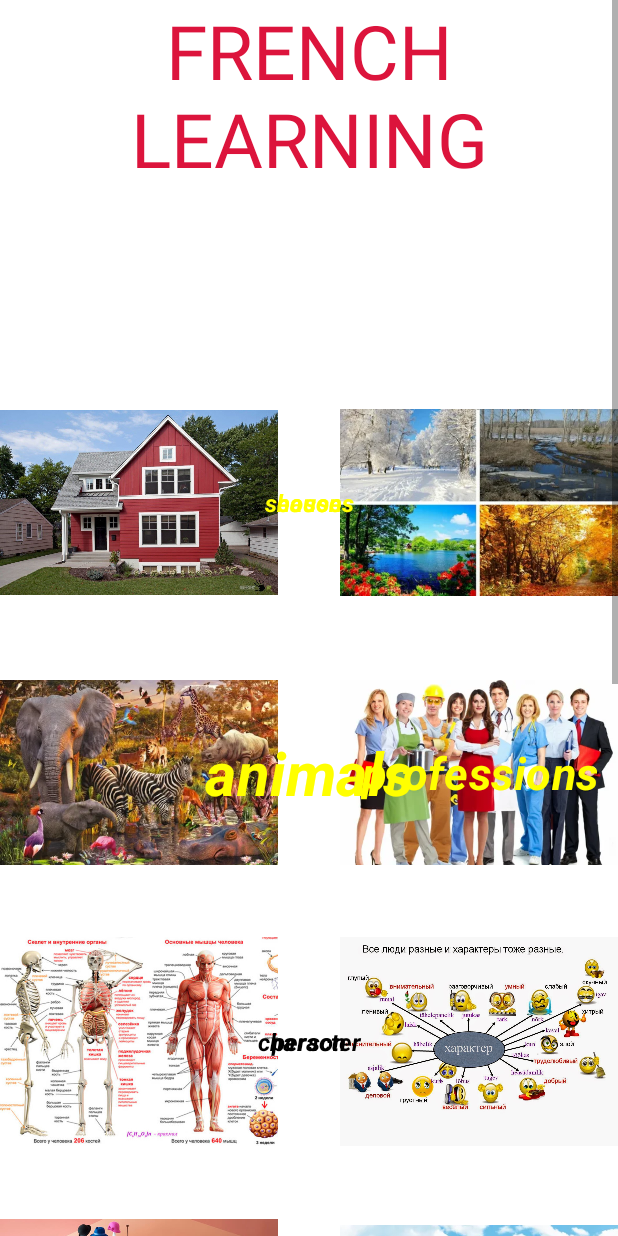
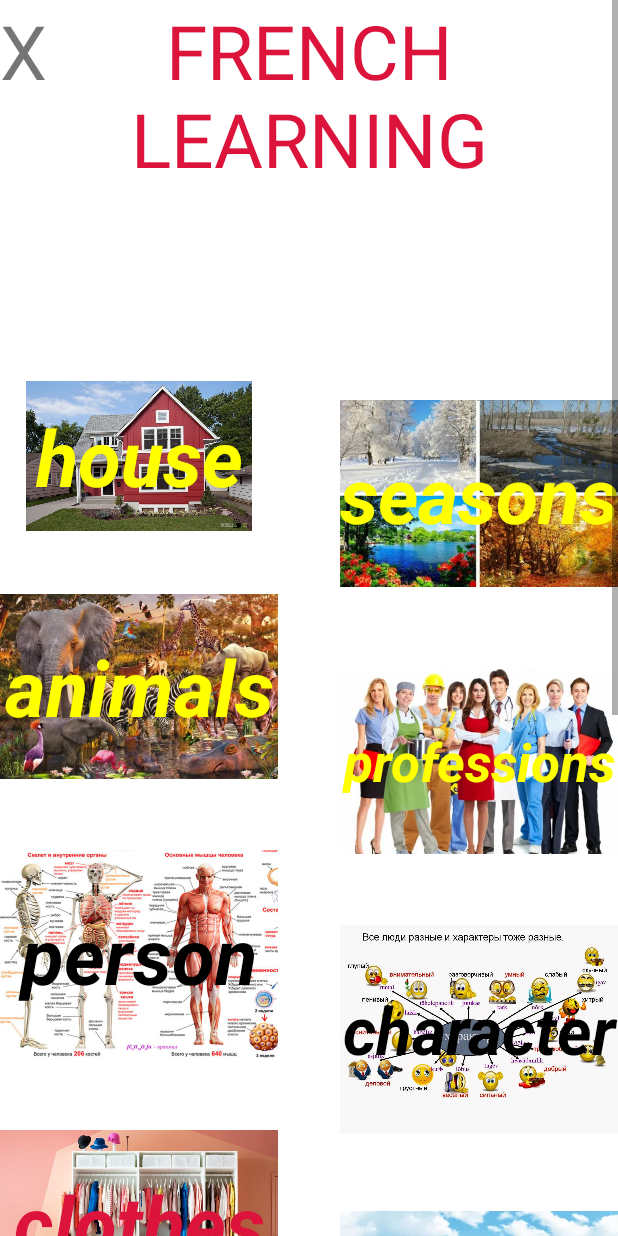
Before and after one commit to SargysanMher/French_Learning, an Android app: the MainActivity screen opened directly, with no data from a screen before it, on a phone screen of 412 x 824 dp. Run offline under Robolectric (Android 15) with nearby library versions, the light colour scheme and no system bars.

Commit message:
fixed some bugs

```diff
--- a/app/src/main/res/layout/activity_finish.xml
+++ b/app/src/main/res/layout/activity_finish.xml
@@ -153,6 +153,7 @@
                 android:layout_width="wrap_content"
                 android:text="@string/right_answers"
                 android:textSize="30sp"
+                android:id="@+id/right_answer"
                 android:layout_height="wrap_content">
             </TextView>
 
@@ -207,7 +208,7 @@
             android:text="@string/back_to_main_menu"
             android:layout_weight="1"
             app:autoSizeTextType="uniform"
-
+            android:maxLines="1"
             android:id="@+id/back"
             android:backgroundTint="@color/red"
             android:layout_height="wrap_content">
--- a/app/src/main/res/layout/activity_main.xml
+++ b/app/src/main/res/layout/activity_main.xml
@@ -12,7 +12,14 @@
         android:layout_height="wrap_content"
         tools:ignore="ContentDescription,MissingConstraints,NotSiblings">
 
+        <TextView
+            android:layout_width="wrap_content"
+            android:layout_height="wrap_content"
+            android:textSize="50sp"
+            android:onClick="back"
+            android:text="X">
 
+        </TextView>
         <TextView
             android:layout_width="match_parent"
             android:layout_height="wrap_content"
@@ -36,7 +43,7 @@
 
         <ImageView
 
-            android:layout_height="150dp"
+            android:layout_height="100dp"
             android:onClick="house"
             android:layout_width="0sp"
             app:layout_constraintWidth_percent="0.45"
@@ -258,16 +265,18 @@
 
 
         <TextView
-            android:layout_width="match_parent"
-            android:layout_height="wrap_content"
+            android:layout_width="0sp"
+            app:layout_constraintWidth_percent="0.45"
+            android:layout_height="70dp"
+            android:maxLines="1"
+            app:autoSizeTextType="uniform"
             android:text="@string/clothes"
             app:layout_constraintBottom_toBottomOf="@id/clothes"
             app:layout_constraintEnd_toEndOf="@id/clothes"
-            app:autoSizeTextType="uniform"
             android:id="@+id/clothes_string"
             android:textStyle="bold|italic"
             android:textColor="@color/red"
-            style="@style/MaterialAlertDialog.MaterialComponents.Title.Text.CenterStacked"
+            android:gravity="center"
             app:layout_constraintStart_toStartOf="@id/clothes"
             app:layout_constraintTop_toTopOf="@id/clothes" />
         <TextView
@@ -282,14 +291,16 @@
         </TextView>
 
         <TextView
-            android:layout_width="match_parent"
-            android:layout_height="wrap_content"
+            android:layout_width="0sp"
+            app:layout_constraintWidth_percent="0.45"
+            android:layout_height="70dp"
+            android:maxLines="1"
+            app:autoSizeTextType="uniform"
             android:textStyle="bold|italic"
             app:layout_constraintBottom_toBottomOf="@id/tecknology"
-            app:autoSizeTextType="uniform"
-            android:textColor="@color/orange"
+            android:textColor="@color/red"
             android:id="@+id/tecknology_string"
-            style="@style/MaterialAlertDialog.MaterialComponents.Title.Text.CenterStacked"
+            android:gravity="center"
             app:layout_constraintEnd_toEndOf="@id/tecknology"
             app:layout_constraintStart_toStartOf="@id/tecknology"
             app:layout_constraintTop_toTopOf="@id/tecknology"
@@ -305,17 +316,19 @@
 
         </TextView>
         <TextView
-            android:layout_width="match_parent"
+            android:layout_width="0sp"
+            app:layout_constraintWidth_percent="0.45"
+            android:layout_height="70dp"
+            android:maxLines="1"
+            app:autoSizeTextType="uniform"
             app:layout_constraintBottom_toBottomOf="@id/character"
             app:layout_constraintEnd_toEndOf="@id/character"
-            app:autoSizeTextType="uniform"
             android:textColor="@color/black"
             android:textStyle="bold|italic"
             android:id="@+id/character_string"
-            style="@style/MaterialAlertDialog.MaterialComponents.Title.Text.CenterStacked"
+            android:gravity="center"
             app:layout_constraintStart_toStartOf="@id/character"
             app:layout_constraintTop_toTopOf="@id/character"
-            android:layout_height="wrap_content"
             android:text="@string/character" />
         <TextView
             android:id="@+id/stars_of_character"
@@ -328,15 +341,17 @@
 
         </TextView>
         <TextView
-            android:layout_width="match_parent"
-            android:layout_height="wrap_content"
+            android:layout_width="0sp"
+            app:layout_constraintWidth_percent="0.45"
+            android:layout_height="70dp"
+            android:maxLines="1"
+            app:autoSizeTextType="uniform"
             app:layout_constraintBottom_toBottomOf="@id/travel"
             app:layout_constraintEnd_toEndOf="@id/travel"
-            app:autoSizeTextType="uniform"
             android:textStyle="bold|italic"
             android:id="@+id/travel_string"
             android:textColor="@color/red"
-            style="@style/MaterialAlertDialog.MaterialComponents.Title.Text.CenterStacked"
+            android:gravity="center"
             app:layout_constraintStart_toStartOf="@id/travel"
             app:layout_constraintTop_toTopOf="@id/travel"
             android:text="@string/travel" />
@@ -351,15 +366,17 @@
 
         </TextView>
         <TextView
-            android:layout_width="match_parent"
+            android:layout_width="0sp"
+            app:layout_constraintWidth_percent="0.45"
+            android:layout_height="70dp"
+            android:maxLines="1"
+            app:autoSizeTextType="uniform"
             android:textStyle="bold|italic"
-            android:layout_height="wrap_content"
             app:layout_constraintBottom_toBottomOf="@id/nature"
             android:id="@+id/nature_string"
             app:layout_constraintEnd_toEndOf="@id/nature"
-            app:autoSizeTextType="uniform"
             android:textColor="@color/red"
-            style="@style/MaterialAlertDialog.MaterialComponents.Title.Text.CenterStacked"
+            android:gravity="center"
             app:layout_constraintStart_toStartOf="@id/nature"
             app:layout_constraintTop_toTopOf="@id/nature"
             android:text="@string/nature" />
@@ -374,16 +391,18 @@
 
         </TextView>
         <TextView
-            android:layout_width="match_parent"
+            android:layout_width="0sp"
+            app:layout_constraintWidth_percent="0.45"
+            android:layout_height="70dp"
+            android:maxLines="1"
+            app:autoSizeTextType="uniform"
             android:textStyle="bold|italic"
-            android:layout_height="wrap_content"
             app:layout_constraintBottom_toBottomOf="@id/seasons"
 
             app:layout_constraintEnd_toEndOf="@id/seasons"
-            app:autoSizeTextType="uniform"
             android:textColor="@color/yellow"
             android:id="@+id/seasons_string"
-            style="@style/MaterialAlertDialog.MaterialComponents.Title.Text.CenterStacked"
+            android:gravity="center"
             app:layout_constraintStart_toStartOf="@id/seasons"
             app:layout_constraintTop_toTopOf="@id/seasons"
             android:text="@string/seasons"
@@ -400,16 +419,18 @@
 
         </TextView>
         <TextView
-            android:layout_width="match_parent"
-            android:layout_height="wrap_content"
+            android:layout_width="0sp"
+            app:layout_constraintWidth_percent="0.45"
+            android:layout_height="70dp"
+            android:maxLines="1"
+            app:autoSizeTextType="uniform"
             app:layout_constraintBottom_toBottomOf="@id/home"
             app:layout_constraintEnd_toEndOf="@id/home"
             app:layout_constraintStart_toStartOf="@id/home"
-            app:autoSizeTextType="uniform"
             android:textStyle="bold|italic"
             android:id="@+id/house"
             android:textColor="@color/yellow"
-            style="@style/MaterialAlertDialog.MaterialComponents.Title.Text.CenterStacked"
+            android:gravity="center"
             app:layout_constraintTop_toTopOf="@id/home"
             android:text="@string/house" />
 
@@ -424,17 +445,19 @@
 
         </TextView>
         <TextView
-            android:layout_width="match_parent"
-            android:layout_height="wrap_content"
+            android:layout_width="0sp"
+            app:layout_constraintWidth_percent="0.45"
+            android:layout_height="70dp"
+            android:maxLines="1"
+            app:autoSizeTextType="uniform"
             app:layout_constraintBottom_toBottomOf="@id/food"
             app:layout_constraintEnd_toEndOf="@id/food"
             app:layout_constraintStart_toStartOf="@id/food"
             app:layout_constraintTop_toTopOf="@id/food"
-            app:autoSizeTextType="uniform"
             android:textStyle="bold|italic"
             android:id="@+id/food_string"
-            android:textColor="@color/black"
-            style="@style/MaterialAlertDialog.MaterialComponents.Title.Text.CenterStacked"
+            android:textColor="@color/red"
+            android:gravity="center"
             android:text="@string/food" />
         <TextView
             android:id="@+id/stars_of_food"
@@ -447,15 +470,18 @@
 
         </TextView>
         <TextView
-            android:layout_width="match_parent"
-            android:layout_height="wrap_content"
+
             app:layout_constraintBottom_toBottomOf="@id/person"
             app:layout_constraintEnd_toEndOf="@id/person"
+            android:layout_width="0sp"
+            app:layout_constraintWidth_percent="0.45"
+            android:layout_height="70dp"
+            android:maxLines="1"
             app:autoSizeTextType="uniform"
             android:textStyle="bold|italic"
             android:textColor="@color/black"
             android:id="@+id/person_string"
-            style="@style/MaterialAlertDialog.MaterialComponents.Title.Text.CenterStacked"
+            android:gravity="center"
             app:layout_constraintStart_toStartOf="@id/person"
             app:layout_constraintTop_toTopOf="@id/person"
             android:text="@string/person" />
@@ -471,13 +497,15 @@
 
         </TextView>
         <TextView
-            android:layout_width="wrap_content"
-            android:layout_height="wrap_content"
-            android:textSize="30sp"
+            android:layout_width="0sp"
+            app:layout_constraintWidth_percent="0.45"
+            android:layout_height="70dp"
+            android:maxLines="1"
+            app:autoSizeTextType="uniform"
             android:textStyle="bold|italic"
             android:textColor="@color/yellow"
             android:id="@+id/professions_string"
-            style="@style/MaterialAlertDialog.MaterialComponents.Title.Text.CenterStacked"
+            android:gravity="center"
             app:layout_constraintBottom_toBottomOf="@id/professions"
             app:layout_constraintEnd_toEndOf="@id/professions"
             app:layout_constraintStart_toStartOf="@id/professions"
@@ -496,11 +524,16 @@
         </TextView>
 
         <TextView
-            android:layout_width="wrap_content"
-            android:layout_height="wrap_content"
+
             android:text="@string/school"
             android:textColor="@color/red"
-            android:textSize="40sp"
+            android:layout_width="0sp"
+            app:layout_constraintWidth_percent="0.45"
+            android:layout_height="70dp"
+            android:maxLines="1"
+            app:autoSizeTextType="uniform"
+            android:gravity="center"
+
             app:layout_constraintBottom_toBottomOf="@id/school"
             app:layout_constraintEnd_toEndOf="@id/school"
             android:id="@+id/school_string"
@@ -519,14 +552,18 @@
 
         </TextView>
         <TextView
-            android:layout_width="match_parent"
-            android:layout_height="wrap_content"
-            android:textSize="40sp"
+            android:layout_width="0sp"
+            app:layout_constraintWidth_percent="0.45"
+            android:layout_height="70dp"
+            android:maxLines="1"
+            app:autoSizeTextType="uniform"
+
             android:textColor="@color/yellow"
-            style="@style/MaterialAlertDialog.MaterialComponents.Title.Text.CenterStacked"
             app:layout_constraintBottom_toBottomOf="@id/animals"
             android:textStyle="bold|italic"
             android:id="@+id/animals_string"
+            android:gravity="center"
+
             app:layout_constraintRight_toRightOf="@id/animals"
             app:layout_constraintLeft_toLeftOf="@id/animals"
             app:layout_constraintTop_toTopOf="@id/animals"
--- a/app/src/main/res/layout/activity_start.xml
+++ b/app/src/main/res/layout/activity_start.xml
@@ -35,11 +35,12 @@
         android:id="@+id/language"
         android:layout_width="0sp"
         android:layout_height="0sp"
+        android:onClick="change"
         android:src="@drawable/language"
         app:layout_constraintHeight_percent="0.1"
         app:layout_constraintRight_toLeftOf="@id/rules"
         app:layout_constraintWidth_percent="0.1"
-        tools:ignore="MissingConstraints">
+        tools:ignore="MissingConstraints,UsingOnClickInXml">
 
 
     </ImageView>
```
Also changed, not shown: app/src/main/java/com/example/myapplication/Finish.java (+123 -12 lines), app/src/main/java/com/example/myapplication/MainActivity.java (+7 -1 lines), app/src/main/java/com/example/myapplication/Start.java (+13 -14 lines), app/src/main/java/com/example/myapplication/Themes.java (+42 -5 lines), app/src/main/res/layout/activity_house.xml (+4 -3 lines), app/src/main/res/values/strings.xml (+7 -1 lines), 1 other file.
